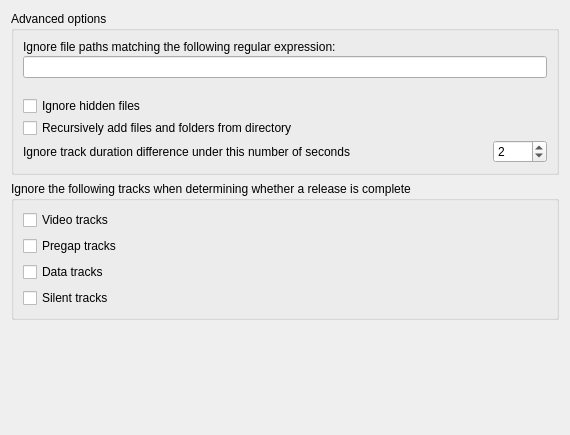
Before: the Qt Designer form ui/options_advanced.ui in metabrainz/picard, drawn with Qt 5.
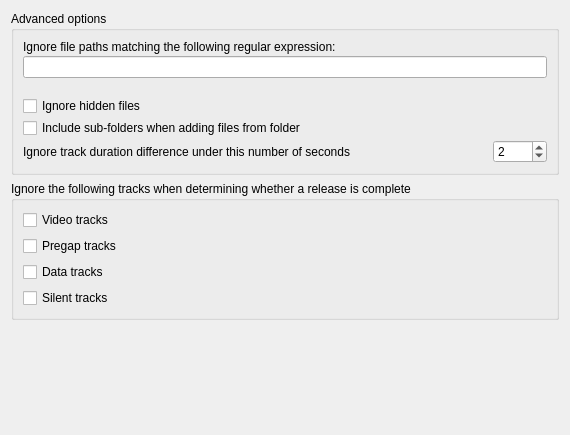
After: the same form once the commit is applied.

Commit message: PICARD-1581: Better understandable label for recursively_add_files option

```diff
--- a/ui/options_advanced.ui
+++ b/ui/options_advanced.ui
@@ -23,7 +23,7 @@
       <item row="5" column="0">
        <widget class="QCheckBox" name="recursively_add_files">
         <property name="text">
-         <string>Recursively add files and folders from directory</string>
+         <string>Include sub-folders when adding files from folder</string>
         </property>
        </widget>
       </item>
```
The commit also changes 1 other file.
